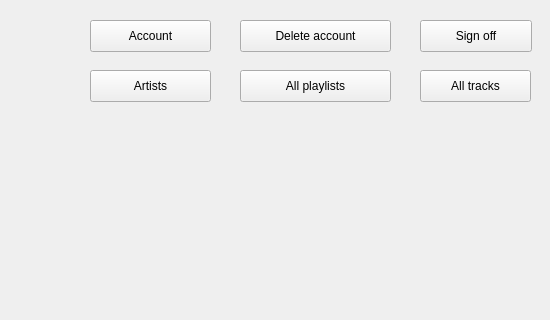
Before: the Qt Designer form project/lab6/mainwindow.ui in aneroid11/Databases, drawn with Qt 5; both pictures show x 250 to 800 and y 0 to 320 of the 800 by 600 pixel window.
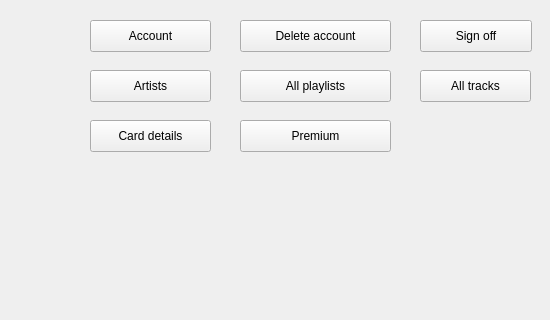
After: the same form once the commit is applied. The open tabs and pages were chosen to show the change.

Commit message: check for attached card details

Diff of the .ui file:
```diff
--- a/project/lab6/mainwindow.ui
+++ b/project/lab6/mainwindow.ui
@@ -330,6 +330,32 @@
        <string>All playlists</string>
       </property>
      </widget>
+     <widget class="QPushButton" name="artistAcc_cardDetailsButton">
+      <property name="geometry">
+       <rect>
+        <x>340</x>
+        <y>120</y>
+        <width>121</width>
+        <height>32</height>
+       </rect>
+      </property>
+      <property name="text">
+       <string>Card details</string>
+      </property>
+     </widget>
+     <widget class="QPushButton" name="artistAcc_premiumButton">
+      <property name="geometry">
+       <rect>
+        <x>490</x>
+        <y>120</y>
+        <width>151</width>
+        <height>32</height>
+       </rect>
+      </property>
+      <property name="text">
+       <string>Premium</string>
+      </property>
+     </widget>
     </widget>
     <widget class="QWidget" name="moderAccPage">
      <widget class="QLabel" name="moderAcc_label_4">
```
Left out of the diff: 2 changed lines with no effect on the pictures. The commit also changes 3 other files.
